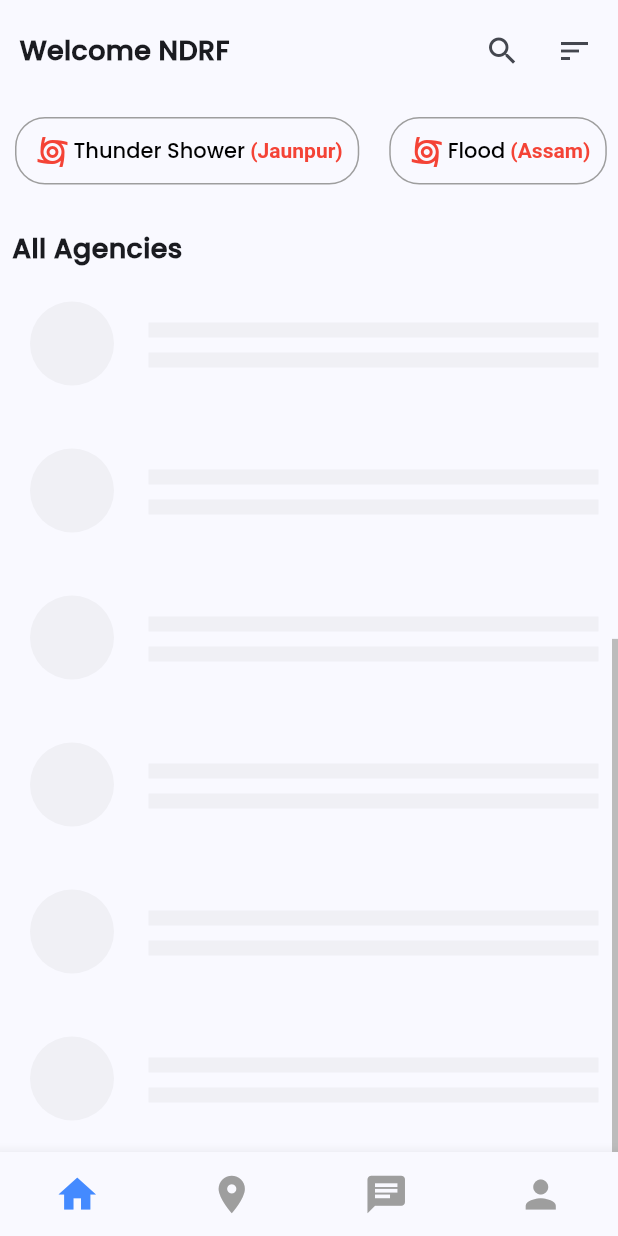
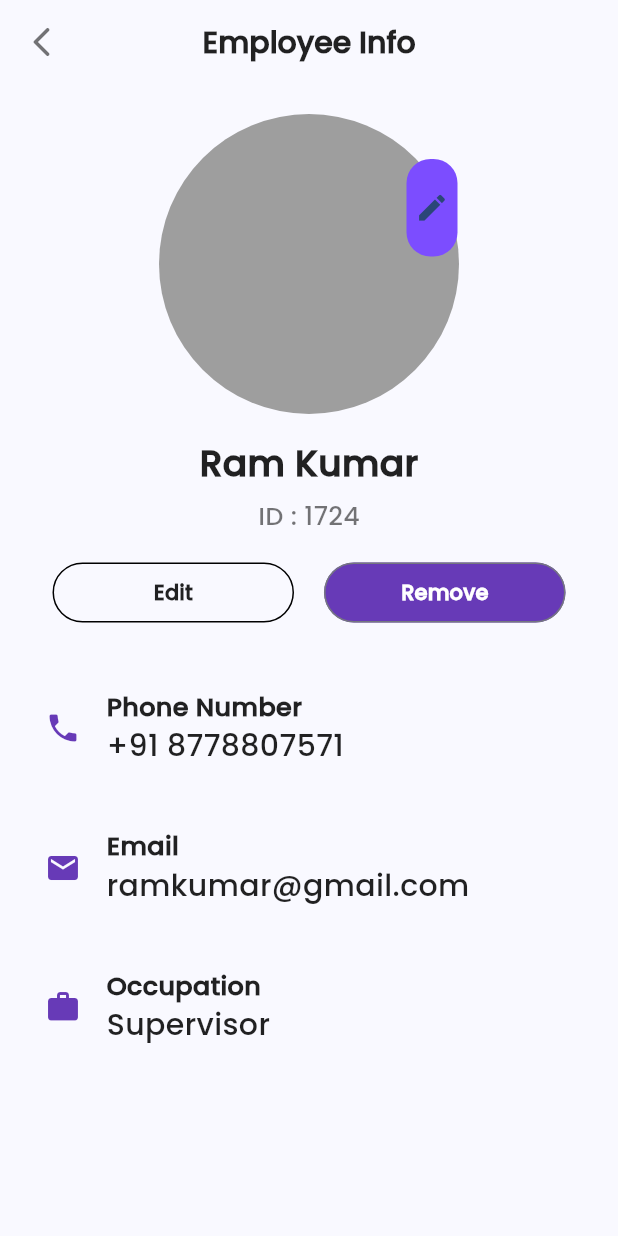
Before and after one commit to Sundhar22/SIH-2023, a Flutter app: the screen it shows once a user with an empty profile is signed in, on a phone screen of 412 x 824 dp. Run offline on Flutter 3.47's test engine with Material 2 defaults, Android fonts, the phone set to English and light mode, and no system bars; our stand-ins replace cached_network_image, cloud_firestore, file_picker, firebase_auth, firebase_core, firebase_storage and 7 more; accounts and stored records are empty; network calls fail.

Commit message:
pages added

```diff
--- /dev/null
+++ b/lib/features/ui/employee/employee_info.dart
@@ -0,0 +1,251 @@
+import 'dart:io';
+import 'package:flutter/material.dart';
+import 'package:image_picker/image_picker.dart';
+import 'package:sih_2023/features/ui/employee/employee_signin.dart';
+import 'package:sih_2023/features/ui/onboarding/view/register.dart';
+
+class EmployeeInfoPage extends StatefulWidget {
+  const EmployeeInfoPage({super.key});
+
+  @override
+  _EmployeeInfoPageState createState() => _EmployeeInfoPageState();
+}
+
+class _EmployeeInfoPageState extends State<EmployeeInfoPage> {
+  File? _image;
+  final defaultImage = AssetImage('assets/default_image.png');
+  Future<void> _pickImageFromGallery() async {
+    final imagePicker = ImagePicker();
+    final pickedFile = await imagePicker.pickImage(source: ImageSource.gallery);
+    setState(() {
+      if (pickedFile != null) {
+        _image = File(pickedFile.path);
+      }
+    });
+  }
+
+  @override
+  Widget build(BuildContext context) {
+    return Scaffold(
+      appBar: AppBar(
+        leading: IconButton(
+            onPressed: () {
+              Navigator.pop(context, true);
+            },
+            icon: const Icon(
+              Icons.arrow_back_ios_rounded,
+              color: Colors.black54,
+            )),
+        centerTitle: true,
+        elevation: 0,
+        backgroundColor: Colors.transparent,
+        title: const Text(
+          'Employee Info',
+          style: TextStyle(
+              color: Colors.black87, fontSize: 20, fontWeight: FontWeight.bold),
+        ),
+      ),
+      body: SingleChildScrollView(
+        child: Padding(
+          padding: const EdgeInsets.only(left: 10, right: 10, top: 20),
+          child: SizedBox(
+            child: Column(
+              children: [
+                Center(
+                  child: SizedBox(
+                    child: Stack(
+                      alignment: Alignment.topRight,
+                      children: <Widget>[
+                        CircleAvatar(
+                          radius: 100,
+                           backgroundColor: Colors.grey,
+                          backgroundImage:
+                              _image != null ? FileImage(_image!) : null,
+                        ),
+                        Positioned(
+                          top: 30,
+                          right: 1,
+                          left: 165,
+                          child: SizedBox(
+                            height: 65,
+                            width: 40,
+                            child: FloatingActionButton(
+                              elevation: 0,
+                              backgroundColor: Colors.deepPurpleAccent,
+                              onPressed: _pickImageFromGallery,
+                              child: const Icon(
+                                Icons.edit,
+                                size: 23,
+                              ),
+                            ),
+                          ),
+                        ),
+                      ],
+                    ),
+                  ),
+                ),
+                const SizedBox(
+                  height: 15,
+                ),
+                const Text(
+                  "Ram Kumar",
+                  style: TextStyle(
+                      color: Colors.black87,
+                      fontWeight: FontWeight.bold,
+                      fontSize: 24),
+                ),
+                const SizedBox(
+                  height: 7,
+                ),
+                const Text(
+                  "ID : 1724",
+                  style: TextStyle(
+                    color: Colors.black54,
+                    fontSize: 17,
+                  ),
+                ),
+                const SizedBox(
+                  height: 15,
+                ),
+                Padding(
+                  padding: const EdgeInsets.only(left: 25, right: 25),
+                  child: Row(
+                    children: [
+                      Expanded(
+                        child: OutlinedButton(
+                          style: OutlinedButton.styleFrom(
+                            side: const BorderSide(
+                                width: 1.0, color: Colors.black),
+                            // ignore: deprecated_member_use
+                            primary: Colors.black87,
+                            shape: RoundedRectangleBorder(
+                              borderRadius: BorderRadius.circular(25.0),
+                            ),
+                          ),
+                          onPressed: () {
+                            Navigator.push(
+                              context,
+                              MaterialPageRoute(
+                                builder: (context) => const RegistrationPage(),
+                              ),
+                            );
+                          },
+                          child: const Text(
+                            "Edit",
+                            style: TextStyle(fontWeight: FontWeight.bold),
+                          ),
+                        ),
+                      ),
+                      const SizedBox(
+                        width: 20.0,
+                      ),
+                      Expanded(
+                        child: OutlinedButton(
+                          style: OutlinedButton.styleFrom(
+                              backgroundColor: Colors.deepPurple,
+                              // ignore: deprecated_member_use
+                              primary: Colors.white,
+                              shape: RoundedRectangleBorder(
+                                  borderRadius: BorderRadius.circular(25.0))),
+                          onPressed: () {
+                            Navigator.push(
+                              context,
+                              MaterialPageRoute(
+                                builder: (context) => const EmployeeSignIn(),
+                              ),
+                            );
+                          },
+                          child: const Text(
+                            "Remove",
+                            style: TextStyle(
+                                color: Colors.white,
+                                fontWeight: FontWeight.bold),
+                          ),
+                        ),
+                      ),
+                    ],
+                  ),
+                ),
+                const SizedBox(
+                  height: 20,
+                ),
+                const employeeDetailWidget(
+                  name: "Phone Number",
+                  subfield: "+91 8778807571",
+                  icons: Icon(
+                    Icons.phone,
+                    color: Colors.deepPurple,
+                  ),
+                ),
+                const employeeDetailWidget(
+                  name: "Email",
+                  subfield: "ramkumar@gmail.com",
+                  icons: Icon(
+                    Icons.mail,
+                    color: Colors.deepPurple,
+                  ),
+                ),
+                const employeeDetailWidget(
+                    name: "Occupation",
+                    subfield: "Supervisor",
+                    icons: Icon(
+                      Icons.work,
+                      color: Colors.deepPurple,
+                    ))
+              ],
+            ),
+          ),
+        ),
+      ),
+    );
+  }
+}
+
+class employeeDetailWidget extends StatelessWidget {
+  const employeeDetailWidget({
+    super.key,
+    required this.name,
+    required this.subfield,
+    required this.icons,
+  });
+
+  final String name;
+  final String subfield;
+  final Icon icons;
+
+  @override
+  Widget build(BuildContext context) {
+    return Padding(
+      padding: const EdgeInsets.all(20.0),
+      child: Container(
+        child: Row(
+          children: [
+            icons,
+            const SizedBox(
+              width: 17,
+            ),
+            Column(
+              crossAxisAlignment: CrossAxisAlignment.start,
+              children: [
+                Text(
+                  name,
+                  style: const TextStyle(
+                      color: Colors.black87,
+                      fontSize: 17,
+                      fontWeight: FontWeight.bold),
+                ),
+                Text(
+                  subfield,
+                  style: const TextStyle(
+                    color: Colors.black87,
+                    fontSize: 20,
+                  ),
+                )
+              ],
+            )
+          ],
+        ),
+      ),
+    );
+  }
+}
--- a/lib/main.dart
+++ b/lib/main.dart
@@ -3,10 +3,10 @@ import 'package:flutter/material.dart';
 import 'package:firebase_core/firebase_core.dart';
 import 'package:get/get.dart';
 import 'package:sih_2023/features/theme/build_theme.dart';
+import 'package:sih_2023/features/ui/employee/employee_info.dart';
 import 'package:sih_2023/features/ui/home/controller/agency_controller.dart';
 import 'package:sih_2023/features/ui/home/controller/filter_controller.dart';
-import 'package:sih_2023/features/ui/home/view/home.dart';
-import 'package:sih_2023/features/ui/onboarding/signin.dart';
+import 'package:sih_2023/features/ui/onboarding/view/signin.dart';
 
 import 'firebase_options.dart';
 
@@ -37,7 +37,7 @@ class MyApp extends StatelessWidget {
               return SignInPage();
             }
             else {
-              return HomeScreen();
+              return EmployeeInfoPage();
             }
           }
           return Center(child: CircularProgressIndicator());
```
Also changed, not shown: lib/features/ui/employee/employee_signin.dart (added, +155 -0 lines), lib/features/ui/onboarding/view/register.dart (renamed from lib/features/ui/onboarding/register.dart, +49 -96 lines), lib/features/ui/onboarding/view/signin.dart (renamed from lib/features/ui/onboarding/signin.dart, +12 -13 lines), lib/features/ui/onboarding/widgets/form_widgets.dart (added, +31 -0 lines), lib/features/ui/onboarding/widgets/upload_image_widget.dart (added, +58 -0 lines), assets/images/signinlogo.png, pubspec.lock.
